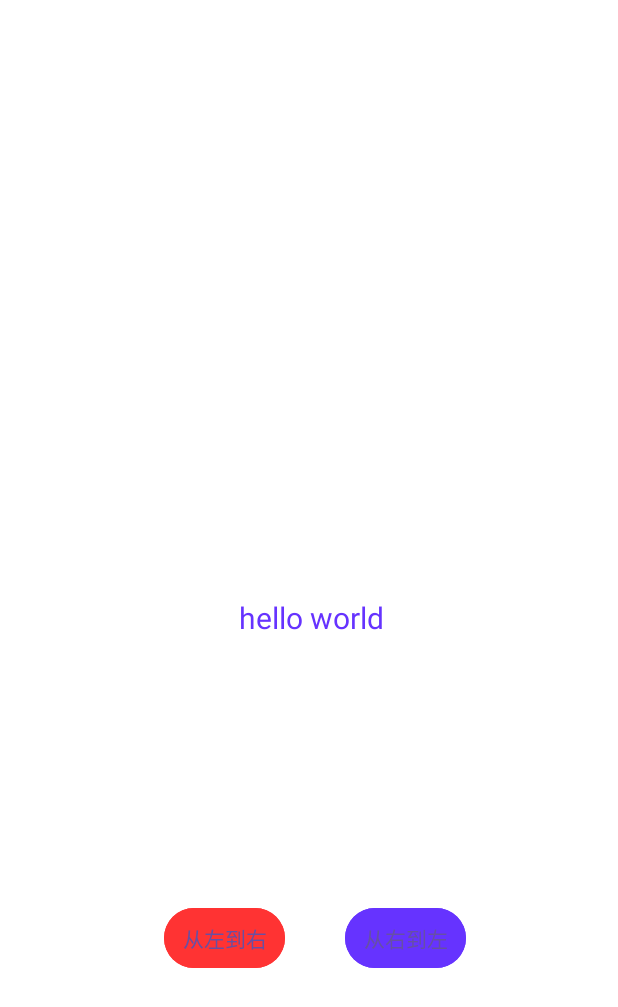
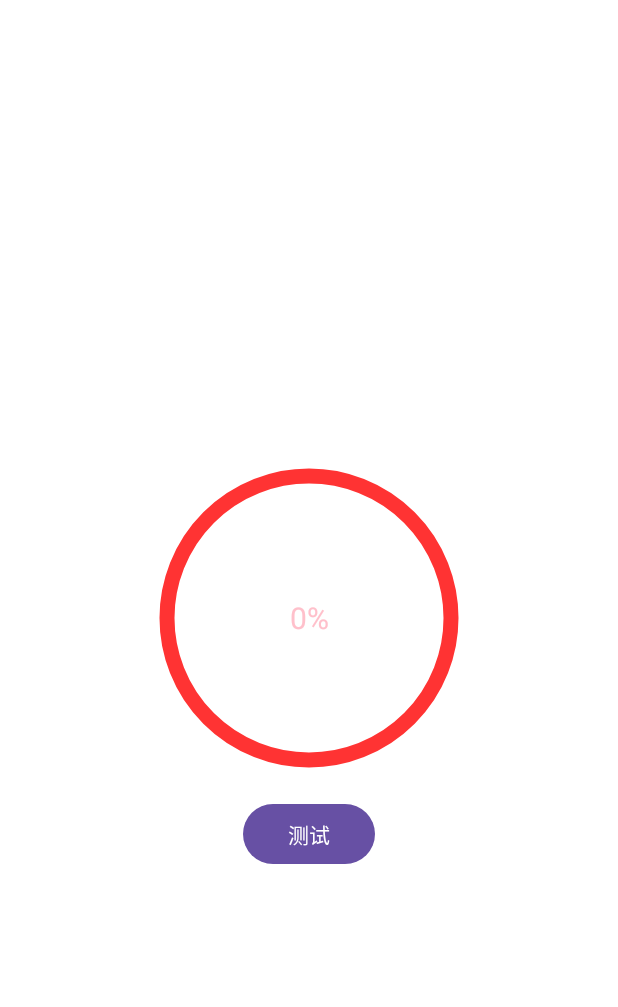
Before and after one commit to NobodyCaiCai/hongchenglearing, an Android app: the layout activity_main.xml on its own in the app's theme, with its tools: preview values and no code run, on a phone screen of 412 x 824 dp. Shown: the top 1007 px of the screen. Run offline under Robolectric (Android 15) with nearby library versions, the phone set to English and light mode, and no system bars.

Commit message:
custom: progressbar

```diff
--- a/app/src/main/AndroidManifest.xml
+++ b/app/src/main/AndroidManifest.xml
@@ -13,16 +13,15 @@
         android:theme="@style/Theme.Android_study"
         tools:targetApi="31">
         <activity
-            android:name=".customView4_colorTextView.ViewPagerActivity"
+            android:name=".MainActivity"
             android:exported="true">
             <intent-filter>
                 <action android:name="android.intent.action.MAIN" />
-
                 <category android:name="android.intent.category.LAUNCHER" />
             </intent-filter>
         </activity>
 
-        <activity android:name=".MainActivity"/>
+        <activity android:name=".customView4_colorTextView.ViewPagerActivity"/>
     </application>
 
 </manifest>
--- a/app/src/main/java/com/caicai/myapplication/MainActivity.kt
+++ b/app/src/main/java/com/caicai/myapplication/MainActivity.kt
@@ -1,12 +1,13 @@
 package com.caicai.myapplication
 
 import android.animation.ValueAnimator
-import androidx.appcompat.app.AppCompatActivity
 import android.os.Bundle
 import android.view.animation.DecelerateInterpolator
 import android.widget.Button
+import androidx.appcompat.app.AppCompatActivity
 import com.caicai.myapplication.customView3_qqStepView.QQStepView
 import com.caicai.myapplication.customView4_colorTextView.ColorTrackTextView
+import com.caicai.myapplication.customView5_progressBar.ProgressBar
 
 class MainActivity : AppCompatActivity() {
     override fun onCreate(savedInstanceState: Bundle?) {
@@ -15,7 +16,22 @@ class MainActivity : AppCompatActivity() {
         // 测试 QQStepView
 //        testQQStepView()
         // 测试ColorTrackTextView
-        testColorTrackTextView()
+//        testColorTrackTextView()
+        // 测试ProgressBar
+        findViewById<Button>(R.id.test_progress_bar_button).setOnClickListener {
+            testProgressBar()
+        }
+    }
+
+    private fun testProgressBar() {
+        val progressBar: ProgressBar = findViewById(R.id.progress_bar)
+        val animator = ValueAnimator.ofFloat(0f, 1f)
+        animator.setDuration(2000)
+        animator.addUpdateListener {
+            val value = it.animatedValue as Float
+            progressBar.setCurProcess(value)
+        }
+        animator.start()
     }
 
     private fun testColorTrackTextView() {
--- /dev/null
+++ b/app/src/main/java/com/caicai/myapplication/customView5_progressBar/ProgressBar.java
@@ -0,0 +1,131 @@
+package com.caicai.myapplication.customView5_progressBar;
+
+import android.content.Context;
+import android.content.res.TypedArray;
+import android.graphics.Canvas;
+import android.graphics.Color;
+import android.graphics.Paint;
+import android.graphics.Rect;
+import android.graphics.RectF;
+import android.util.AttributeSet;
+import android.util.Log;
+import android.util.TypedValue;
+import android.view.View;
+
+import androidx.annotation.NonNull;
+import androidx.annotation.Nullable;
+
+import com.caicai.myapplication.R;
+
+public class ProgressBar extends View {
+
+    public static final String TAG = "ProgressBar";
+    private int mInnerBackground = Color.RED;
+    private int mOuterBackground = Color.BLUE;
+    private int mRoundWidth = 10;
+    private int mProgressTextSize = 10;
+    private int mProgressTextColor = Color.GREEN;
+    private Paint mInnerCirclePaint;
+    private Paint mOuterCirclePaint;
+    private Paint mTextPaint;
+    private float mCurProcess = 0f;
+
+    public ProgressBar(Context context) {
+        this(context, null);
+    }
+
+    public ProgressBar(Context context, @Nullable AttributeSet attrs) {
+        this(context, attrs, 0);
+    }
+
+    public ProgressBar(Context context, @Nullable AttributeSet attrs, int defStyleAttr) {
+        super(context, attrs, defStyleAttr);
+        TypedArray typedArray = context.obtainStyledAttributes(attrs, R.styleable.ProgressBar);
+        mInnerBackground = typedArray.getColor(R.styleable.ProgressBar_innerBackground, mInnerBackground);
+        mOuterBackground = typedArray.getColor(R.styleable.ProgressBar_outerBackground, mOuterBackground);
+        mRoundWidth = typedArray.getDimensionPixelSize(R.styleable.ProgressBar_roundWidth, spToPx(mRoundWidth));
+        mProgressTextSize = typedArray.getDimensionPixelSize(R.styleable.ProgressBar_progressTextSize, spToPx(mProgressTextSize));
+        mProgressTextColor = typedArray.getColor(R.styleable.ProgressBar_processTextColor, mProgressTextColor);
+        typedArray.recycle();
+
+        initPaint();
+    }
+
+    private int spToPx(int sp) {
+        return (int) TypedValue.applyDimension(TypedValue.COMPLEX_UNIT_SP, sp, getResources().getDisplayMetrics());
+
+    }
+
+    private void initPaint() {
+        mInnerCirclePaint = new Paint();
+        mInnerCirclePaint.setColor(mInnerBackground);
+        mInnerCirclePaint.setAntiAlias(true);
+        mInnerCirclePaint.setStrokeWidth(mRoundWidth);
+        mInnerCirclePaint.setStrokeCap(Paint.Cap.ROUND);
+        mInnerCirclePaint.setStyle(Paint.Style.STROKE);
+
+        mOuterCirclePaint = new Paint();
+        mOuterCirclePaint.setColor(mOuterBackground);
+        mOuterCirclePaint.setAntiAlias(true);
+        mOuterCirclePaint.setStrokeWidth(mRoundWidth);
+        mOuterCirclePaint.setStrokeCap(Paint.Cap.ROUND);
+        mOuterCirclePaint.setStyle(Paint.Style.STROKE);
+
+        mTextPaint = new Paint();
+        mTextPaint.setColor(mProgressTextColor);
+        mOuterCirclePaint.setAntiAlias(true);
+        mTextPaint.setTextSize(mProgressTextSize);
+    }
+
+    @Override
+    protected void onMeasure(int widthMeasureSpec, int heightMeasureSpec) {
+        int widthMode = MeasureSpec.getMode(widthMeasureSpec);
+        int heightMode = MeasureSpec.getMode(heightMeasureSpec);
+        int width = MeasureSpec.getSize(widthMeasureSpec);
+        int height = MeasureSpec.getSize(heightMeasureSpec);
+        if (widthMode == MeasureSpec.AT_MOST) {
+            width = spToPx(200);
+        }
+
+        if (heightMode == MeasureSpec.AT_MOST) {
+            height = spToPx(200);
+        }
+        setMeasuredDimension(Math.min(width, height), Math.min(width, height));
+    }
+
+    @Override
+    protected void onDraw(@NonNull Canvas canvas) {
+        // 1. 内部圆
+        canvas.save();
+        int center = canvas.getWidth() / 2;
+        int radius = (canvas.getWidth() - mRoundWidth) / 2;
+        canvas.drawCircle(center, center,radius, mInnerCirclePaint);
+        canvas.restore();
+        // 2. 外部圆弧
+        canvas.save();
+        RectF rectF = new RectF(mRoundWidth / 2, mRoundWidth / 2, getWidth() - mRoundWidth / 2, getWidth() - mRoundWidth / 2);
+        canvas.drawArc(rectF, 0, 360 * mCurProcess, false, mOuterCirclePaint);
+        // 3. 文案
+        String msg = (String.valueOf(mCurProcess * 100)).split("\\.")[0] + "%";
+        Log.i(TAG, "msg: " + msg);
+        int textX = getTextX(msg);
+        int textY = getTextY();
+        canvas.drawText(msg, textX, textY, mTextPaint);
+    }
+
+    private int getTextY() {
+        Paint.FontMetricsInt fontMetrics = mTextPaint.getFontMetricsInt();
+        return (fontMetrics.bottom - fontMetrics.top) / 2 - fontMetrics.bottom + getHeight() / 2;
+    }
+
+    private int getTextX(String text) {
+        Rect bounds = new Rect();
+        mTextPaint.getTextBounds(text, 0, text.length(), bounds);
+        return (getWidth() - bounds.width()) / 2;
+    }
+
+    public void setCurProcess(float curProcess) {
+        this.mCurProcess = curProcess;
+        invalidate();
+    }
+}
--- a/app/src/main/res/layout/activity_main.xml
+++ b/app/src/main/res/layout/activity_main.xml
@@ -45,6 +45,7 @@
         android:layout_width="wrap_content"
         android:layout_height="wrap_content"
         android:text="@string/hello_world"
+        android:visibility="gone"
         app:originColor="@color/blue"
         app:changeColor="@color/red"
         app:layout_constraintBottom_toBottomOf="parent"
@@ -56,6 +57,7 @@
         android:layout_width="wrap_content"
         android:layout_height="wrap_content"
         android:orientation="horizontal"
+        android:visibility="gone"
         app:layout_constraintLeft_toLeftOf="parent"
         app:layout_constraintRight_toRightOf="parent"
         app:layout_constraintBottom_toBottomOf="parent"
@@ -78,4 +80,28 @@
             android:backgroundTint="@color/blue"
             style="?android:attr/buttonBarButtonStyle" />
     </LinearLayout>
+
+    <com.caicai.myapplication.customView5_progressBar.ProgressBar
+        android:id="@+id/progress_bar"
+        android:layout_width="200dp"
+        android:layout_height="200dp"
+        app:innerBackground="@color/red"
+        app:outerBackground="@color/blue"
+        app:roundWidth="10dp"
+        app:processTextColor="@color/pink"
+        app:progressTextSize="20sp"
+        app:layout_constraintBottom_toBottomOf="parent"
+        app:layout_constraintEnd_toEndOf="parent"
+        app:layout_constraintStart_toStartOf="parent"
+        app:layout_constraintTop_toTopOf="parent" />
+
+    <Button
+        android:id="@+id/test_progress_bar_button"
+        android:layout_width="wrap_content"
+        android:layout_height="wrap_content"
+        android:text="@string/test"
+        android:layout_marginTop="20dp"
+        app:layout_constraintStart_toStartOf="parent"
+        app:layout_constraintEnd_toEndOf="parent"
+        app:layout_constraintTop_toBottomOf="@id/progress_bar" />
 </androidx.constraintlayout.widget.ConstraintLayout>
--- a/app/src/main/res/values/attrs.xml
+++ b/app/src/main/res/values/attrs.xml
@@ -24,4 +24,12 @@
         <attr name="originColor" format="color"/>
         <attr name="changeColor" format="color"/>
     </declare-styleable>
+
+    <declare-styleable name="ProgressBar">
+        <attr name="innerBackground" format="color"/>
+        <attr name="outerBackground" format="color"/>
+        <attr name="roundWidth" format="dimension"/>
+        <attr name="progressTextSize" format="dimension"/>
+        <attr name="processTextColor" format="color"/>
+    </declare-styleable>
 </resources>
--- a/app/src/main/res/values/colors.xml
+++ b/app/src/main/res/values/colors.xml
@@ -4,4 +4,5 @@
     <color name="white">#FFFFFFFF</color>
     <color name="red">#FF3333</color>
     <color name="blue">#6633ff</color>
+    <color name="pink">#FFC0CB</color>
 </resources>
--- a/app/src/main/res/values/strings.xml
+++ b/app/src/main/res/values/strings.xml
@@ -3,4 +3,5 @@
     <string name="hello_world">hello world</string>
     <string name="from_left_to_right">从左到右</string>
     <string name="from_right_to_left">从右到左</string>
+    <string name="test">测试</string>
 </resources>
--- a/build.gradle.kts
+++ b/build.gradle.kts
@@ -1,5 +1,5 @@
 // Top-level build file where you can add configuration options common to all sub-projects/modules.
 plugins {
-    id("com.android.application") version "8.1.0" apply false
+    id("com.android.application") version "8.2.1" apply false
     id("org.jetbrains.kotlin.android") version "1.8.0" apply false
 }
```
Also changed, not shown: gradle/wrapper/gradle-wrapper.properties, 1 other file.
